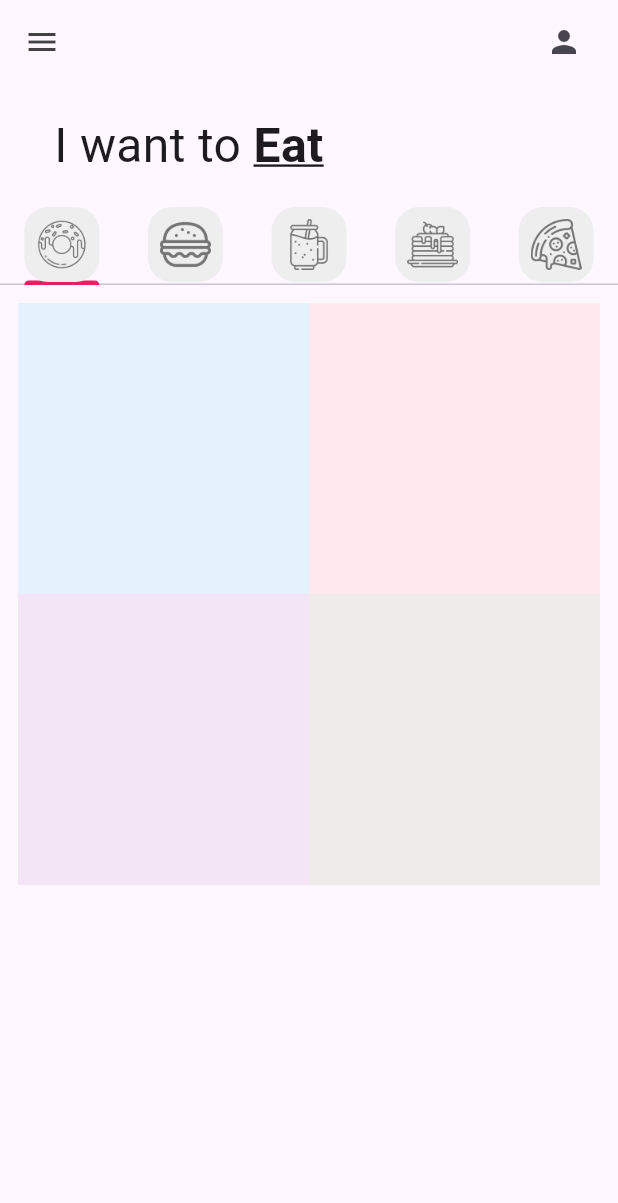
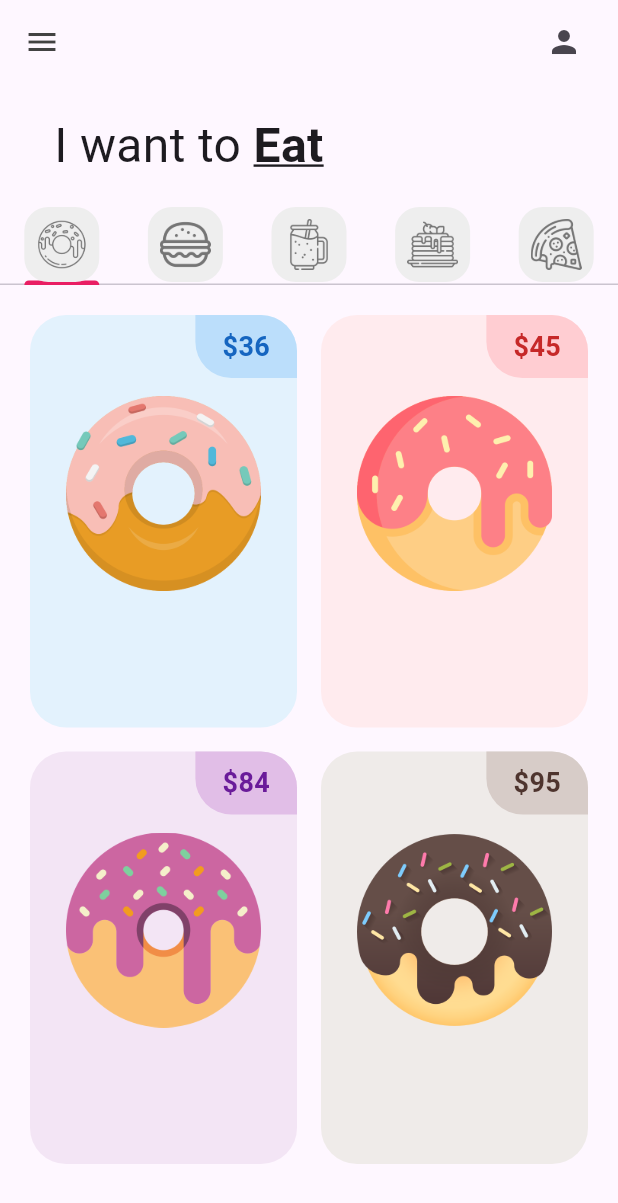
Before and after one commit to Yoselin07/donut_app_2a_camara, a Flutter app: the screen it shows after launch, on a phone screen of 412 x 824 dp. Shown: the top 1203 px of the screen. Run offline on Flutter 3.47's test engine with Material 3 defaults, Android fonts, the phone set to English and light mode, and no system bars.

Commit message:
PriceTag Added

```diff
--- a/lib/taps/donut_tab.dart
+++ b/lib/taps/donut_tab.dart
@@ -22,7 +22,9 @@ class DonutTab extends StatelessWidget {
       //Encaragdo de organizar la cuadrícula
       gridDelegate: const SliverGridDelegateWithFixedCrossAxisCount(
         //Determina número de columnas
-        crossAxisCount: 2),
+        crossAxisCount: 2,
+        //Relacion de aspecto
+        childAspectRatio: 1 / 1.5),
       itemBuilder: (context, index){
         //Elemento individual de la cuadrícula
         return DonutTile(
--- a/lib/utils/donut_tile.dart
+++ b/lib/utils/donut_tile.dart
@@ -16,9 +16,46 @@ class DonutTile extends StatelessWidget {
 
  @override
  Widget build(BuildContext context) {
-   return Container(
-       decoration: BoxDecoration(
-     color: donutColor[50],
-   ));
+   return Padding(
+     padding: const EdgeInsets.all(8.0),
+     child: Container(
+         decoration: BoxDecoration(
+        color: donutColor[50],
+          borderRadius: BorderRadius.circular(24)),
+          child: Column(
+            children: [
+              //PriceTag
+              Row(
+                mainAxisAlignment: MainAxisAlignment.end,
+                children: [
+                  Container(
+                    decoration: BoxDecoration(color: donutColor[100],
+                     borderRadius: BorderRadius.only(
+                    bottomLeft: Radius.circular(24),
+                    topRight: Radius.circular(24),
+                    )),
+                    padding:
+                    const EdgeInsets.symmetric(vertical: 8, horizontal: 18),
+                    child: Text(
+                      '\$$donutPrice', style: TextStyle(fontWeight: FontWeight.bold,
+                       fontSize: 18,
+                       color: donutColor[800]),
+                      ),
+                  )
+                ],
+              ),
+
+              //Donut picture
+              Padding(
+                padding: const EdgeInsets.symmetric(horizontal: 24.0, vertical: 12),
+                child: Image.asset(imageName),
+              )
+              //Donut flavor text
+              //Love icon + add button
+            ],
+
+          )
+          ),
+   );
  }
 }
```
